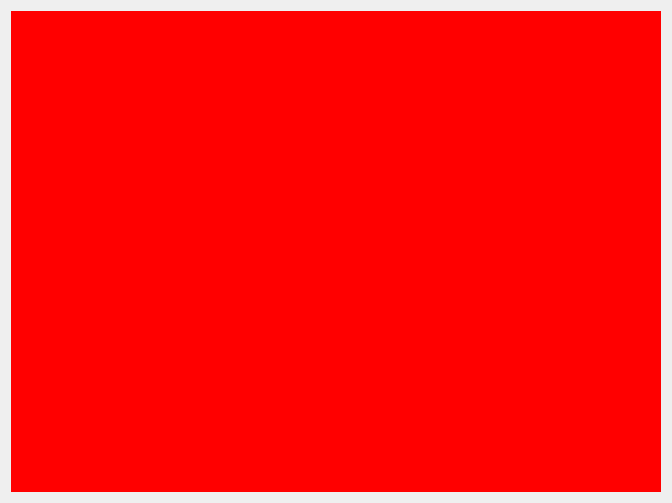
This is settingswidget.ui in liutimo/TMStockTool as Qt 5 draws it before an edit. The edited form follows.
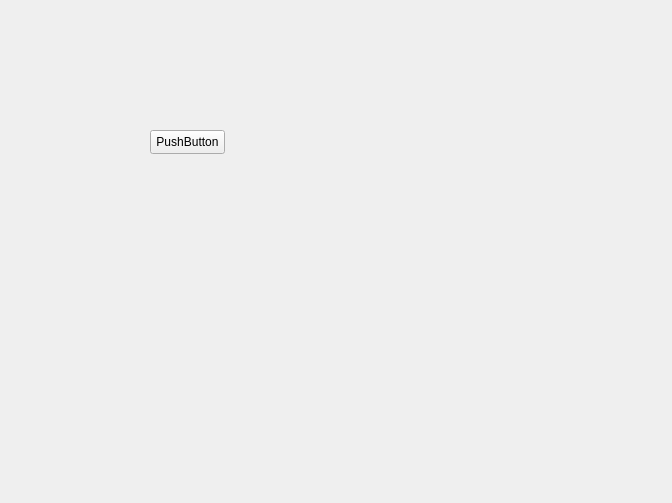
This is the edited form. Icons and pictures are not drawn.

```diff
--- a/settingswidget.ui
+++ b/settingswidget.ui
@@ -13,15 +13,23 @@
   <property name="windowTitle">
    <string>Form</string>
   </property>
-  <layout class="QHBoxLayout" name="horizontalLayout">
-   <item>
-    <widget class="QWidget" name="widget_2" native="true">
-     <property name="styleSheet">
-      <string notr="true">background-color: rgb(255, 0, 0);</string>
-     </property>
-    </widget>
-   </item>
-  </layout>
+  <property name="windowIcon">
+   <iconset resource="res.qrc">
+    <normaloff>:/imgs/imgs/stock.png</normaloff>:/imgs/imgs/stock.png</iconset>
+  </property>
+  <widget class="QPushButton" name="pushButton">
+   <property name="geometry">
+    <rect>
+     <x>150</x>
+     <y>130</y>
+     <width>75</width>
+     <height>24</height>
+    </rect>
+   </property>
+   <property name="text">
+    <string>PushButton</string>
+   </property>
+  </widget>
  </widget>
  <resources/>
  <connections/>
```
Left out of the diff: 4 changed lines with no effect on the pictures.
